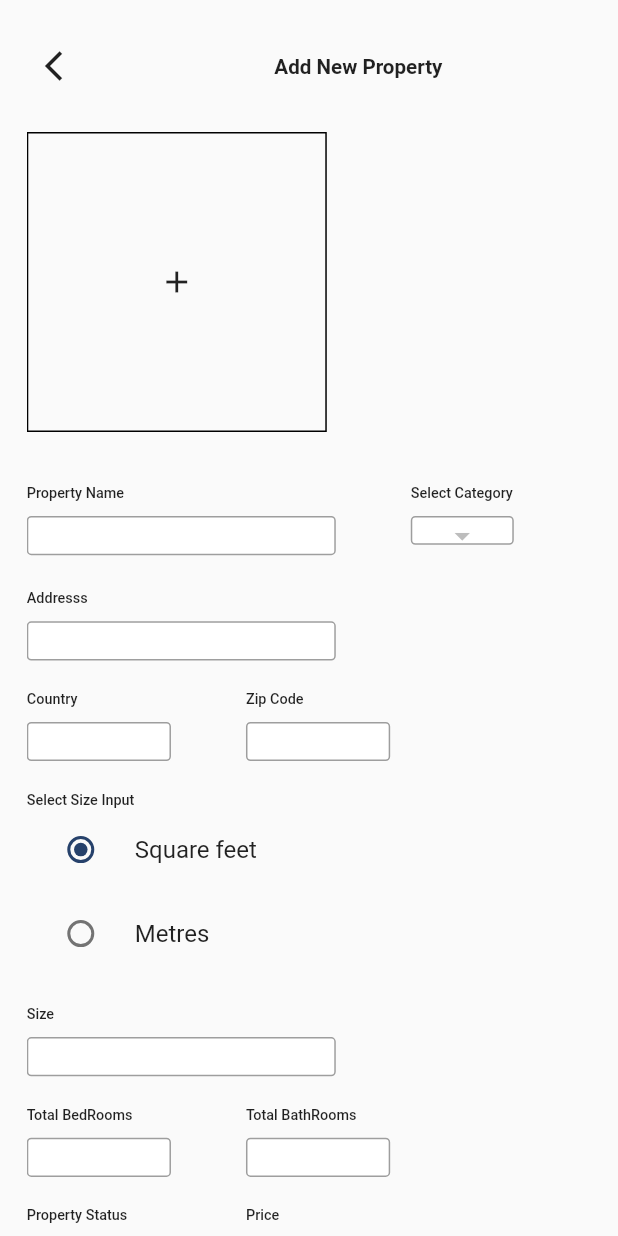
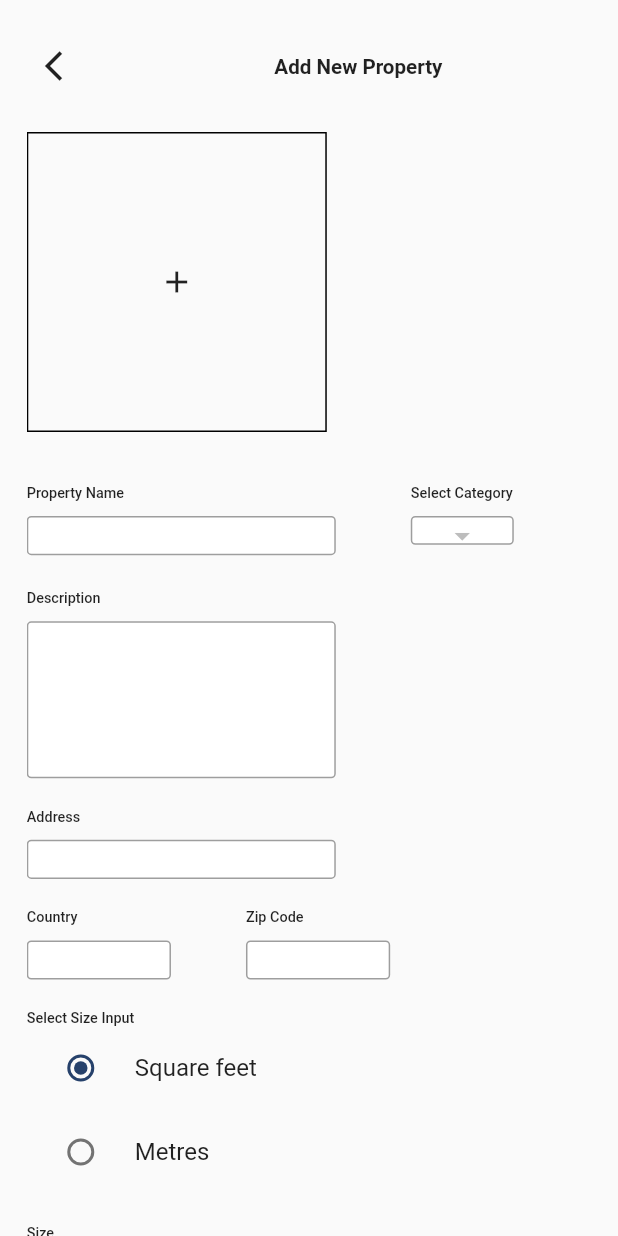
Before and after one commit to ParthNPatel/property_admin_penal, a Flutter app: the AddPropertyScreen widget shown alone on an empty page, opened directly, on a phone screen of 412 x 824 dp. Run offline on Flutter 3.47's test engine with Material 2 defaults, Android fonts, the phone set to English and light mode, and no system bars; our stand-ins replace cloud_firestore, file_picker, firebase_auth, firebase_core, firebase_storage, flutter_svg and 7 more; accounts and stored records are empty; Roboto replaces fonts that are missing (DMSans-Regular).

Commit message:
added functionalities(26-11-22)

```diff
--- a/lib/auth/views/login_view.dart
+++ b/lib/auth/views/login_view.dart
@@ -1,13 +1,11 @@
 import 'package:cloud_firestore/cloud_firestore.dart';
 import 'package:flutter/material.dart';
 import 'package:flutter_svg/svg.dart';
-
 import 'package:get/get.dart';
 import 'package:lottie/lottie.dart';
 import 'package:property/auth/email_auth/email_auth_services.dart';
 import 'package:property/auth/views/signUp_view.dart';
 import 'package:sizer/sizer.dart';
-
 import '../../components/common_widget.dart';
 import '../../constant/color_const.dart';
 import '../constants.dart';
@@ -175,6 +173,7 @@ class _LoginViewState extends State<LoginView> {
                       ),
                     ),
                     controller: emailController,
+                    autofillHints: [AutofillHints.email],
                     // The validator receives the text that the user has entered.
                     validator: (value) {
                       if (value == null || value.isEmpty) {
@@ -220,6 +219,7 @@ class _LoginViewState extends State<LoginView> {
                       style: kTextFormFieldStyle(),
                       controller: passwordController,
                       obscureText: simpleUIController.isObscure.value,
+                      autofillHints: [AutofillHints.password],
                       decoration: InputDecoration(
                         prefixIcon: const Icon(Icons.lock_open),
                         suffixIcon: IconButton(
@@ -256,7 +256,7 @@ class _LoginViewState extends State<LoginView> {
                 ),
                 Text(
                   'Creating an account means you\'re okay with\nour Terms of Services and our Privacy Policy',
-                   style: TextStyle(color: Colors.grey,fontSize: 6.sp),
+                  style: TextStyle(color: Colors.grey, fontSize: 6.sp),
                   textAlign: TextAlign.center,
                 ),
                 SizedBox(
--- a/lib/components/common_widget.dart
+++ b/lib/components/common_widget.dart
@@ -15,6 +15,7 @@ class CommonWidget {
 
   static Widget textFormField(
       {String? hintText,
+      int? maxLines,
       List<TextInputFormatter>? inpuFormator,
       required TextEditingController controller,
       int? maxLength,
@@ -25,6 +26,7 @@ class CommonWidget {
       height: 19.sp,
       width: 150.sp,
       child: TextFormField(
+        maxLines: maxLines,
         obscureText: isObscured,
         inputFormatters: inpuFormator,
         maxLength: maxLength,
@@ -70,10 +72,9 @@ class CommonWidget {
         toastLength: Toast.LENGTH_LONG,
         gravity: ToastGravity.TOP,
         timeInSecForIosWeb: 2,
-        backgroundColor:color,
+        backgroundColor: color,
         textColor: colorText,
-        fontSize: 16.0
-    );
+        fontSize: 16.0);
     // Get.snackbar(
     //   title,
     //   message,
--- a/lib/view/add_property_screen.dart
+++ b/lib/view/add_property_screen.dart
@@ -45,6 +45,8 @@ class _AddPropertyScreenState extends State<AddPropertyScreen> {
   final label = TextEditingController();
   final garages = TextEditingController();
   final nearByPlaces = TextEditingController();
+  final propertyDate = TextEditingController();
+  final distance = TextEditingController();
 
   bool isParkingAvailable = false;
 
@@ -119,6 +121,7 @@ class _AddPropertyScreenState extends State<AddPropertyScreen> {
                         selectedImages.files.forEach((element) {
                           _listOfImage.add(element.bytes!);
                         });
+
                         // Uint8List? file = selectedImages.files.first.bytes;
 
                         print('selectedImages  image of  ${selectedImages}');
@@ -207,8 +210,48 @@ class _AddPropertyScreenState extends State<AddPropertyScreen> {
               Column(
                 crossAxisAlignment: CrossAxisAlignment.start,
                 children: [
+                  CommonText.textBoldWight500(
+                      text: 'Description', fontSize: 7.sp),
+                  CommonWidget.commonSizedBox(height: 10),
+                  SizedBox(
+                    width: 150.sp,
+                    child: TextFormField(
+                      controller: description,
+                      maxLines: 5,
+                      style: TextStyle(
+                        fontWeight: FontWeight.w500,
+                        fontFamily: TextConst.fontFamily,
+                      ),
+                      cursorColor: Colors.black,
+                      decoration: InputDecoration(
+                        contentPadding: EdgeInsets.only(top: 7.sp, left: 6.sp),
+                        filled: true,
+                        fillColor: Colors.white,
+                        // hintText: "Write Description here",
+                        hintStyle: TextStyle(
+                            fontFamily: TextConst.fontFamily,
+                            fontWeight: FontWeight.w500,
+                            color: CommonColor.hinTextColor),
+                        border: InputBorder.none,
+                        enabledBorder: OutlineInputBorder(
+                          borderSide: BorderSide(color: Colors.grey),
+                          borderRadius: BorderRadius.circular(3),
+                        ),
+                        focusedBorder: OutlineInputBorder(
+                          borderSide: BorderSide(color: themColors309D9D),
+                          borderRadius: BorderRadius.circular(3),
+                        ),
+                      ),
+                    ),
+                  ),
+                ],
+              ),
+              CommonWidget.commonSizedBox(height: 20),
+              Column(
+                crossAxisAlignment: CrossAxisAlignment.start,
+                children: [
                   //CommonWidget.commonSizedBox(height: 20),
-                  CommonText.textBoldWight500(text: 'Addresss', fontSize: 7.sp),
+                  CommonText.textBoldWight500(text: 'Address', fontSize: 7.sp),
                   CommonWidget.commonSizedBox(height: 10),
                   CommonWidget.textFormField(controller: address),
                 ],
@@ -401,22 +444,10 @@ class _AddPropertyScreenState extends State<AddPropertyScreen> {
                   CommonText.textBoldWight500(
                       text: 'NearBy Places', fontSize: 7.sp),
                   CommonWidget.commonSizedBox(height: 10),
-                  CommonWidget.textFormField(
-                    controller: nearByPlaces,
-                  ),
-                ],
-              ),
-              CommonWidget.commonSizedBox(height: 20),
-              Column(
-                crossAxisAlignment: CrossAxisAlignment.start,
-                children: [
-                  CommonText.textBoldWight500(
-                      text: 'Description', fontSize: 7.sp),
-                  CommonWidget.commonSizedBox(height: 10),
                   SizedBox(
                     width: 150.sp,
                     child: TextFormField(
-                      controller: description,
+                      controller: nearByPlaces,
                       maxLines: 5,
                       style: TextStyle(
                         fontWeight: FontWeight.w500,
--- a/lib/view/properties_screen.dart
+++ b/lib/view/properties_screen.dart
@@ -12,7 +12,6 @@ import '../constant/text_styel.dart';
 import '../controller/edit_property_controller.dart';
 import '../responsive/responsive.dart';
 import 'home_page.dart';
-
 
 class PropertiesScreen extends StatefulWidget {
   const PropertiesScreen({super.key});
```
